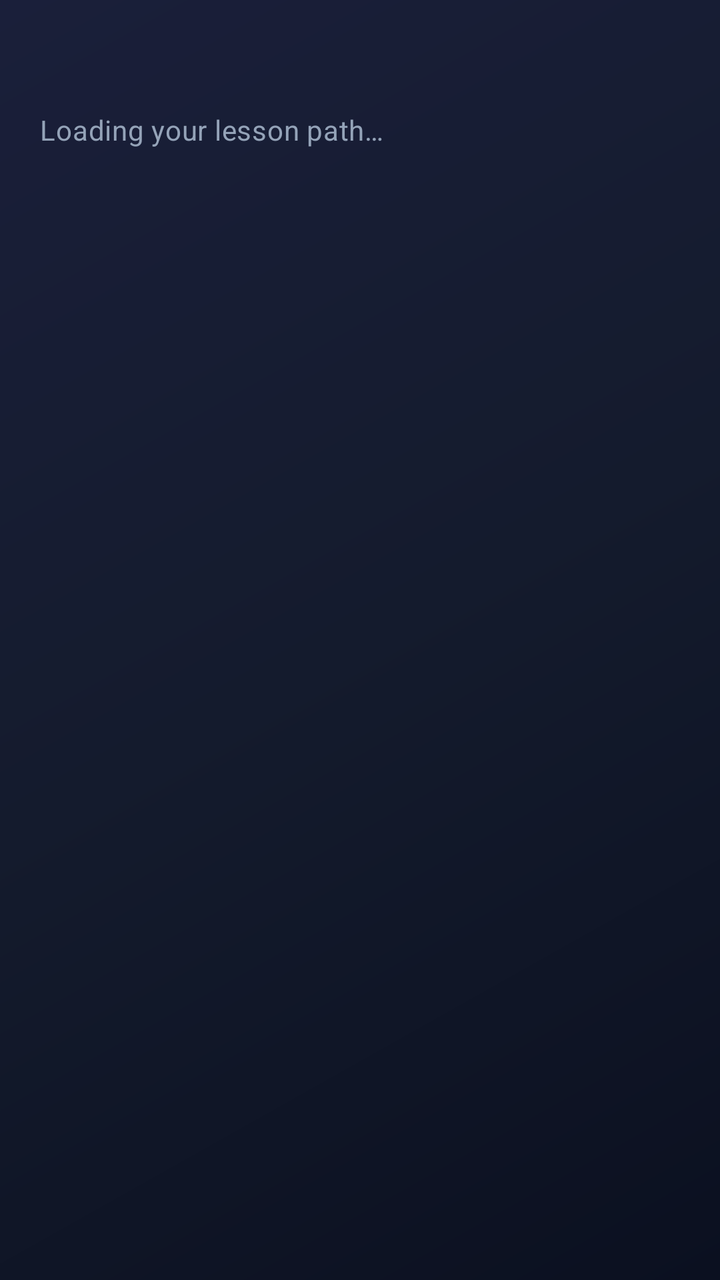
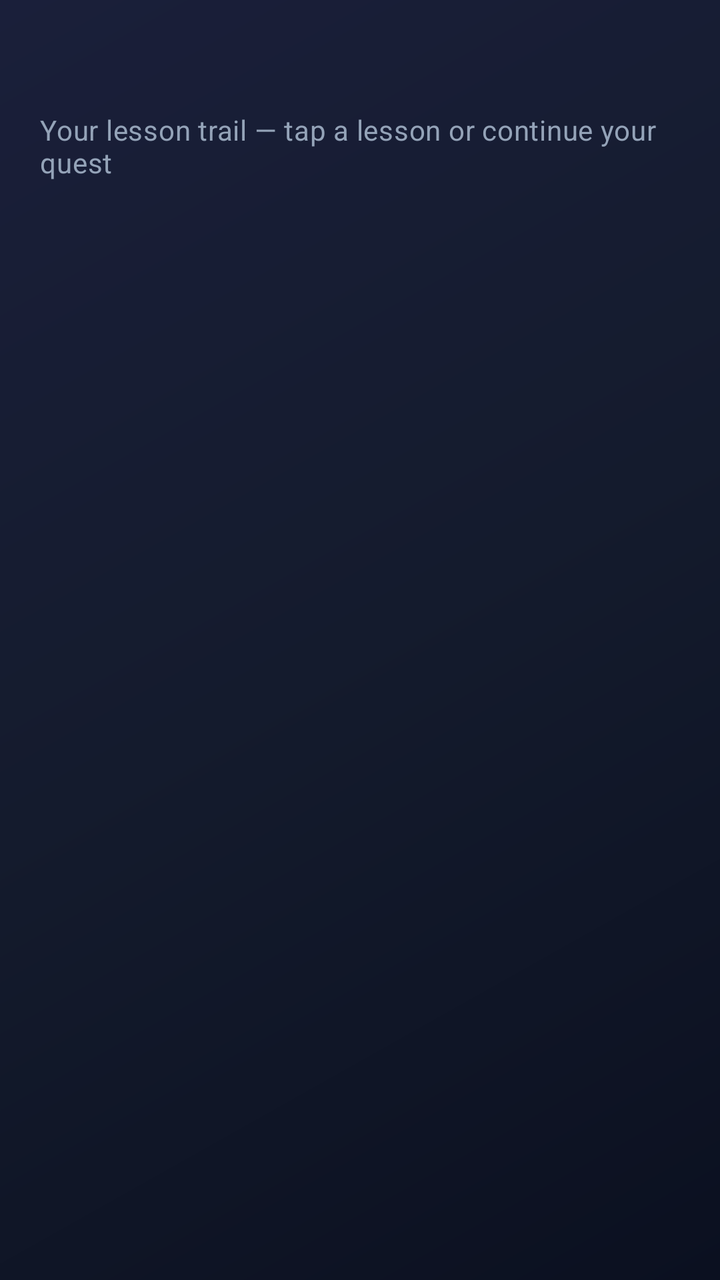

An Android layout rendered at two revisions. The XML below is the earlier revision; the diff shows what the commit changed to produce the second picture.
<!-- AndroidManifest.xml: application theme Theme.QuantumRealm -->
<!-- res/layout/activity_module.xml -->
<?xml version="1.0" encoding="utf-8"?>
<ScrollView xmlns:android="http://schemas.android.com/apk/res/android"
    android:layout_width="match_parent"
    android:layout_height="match_parent"
    android:background="@drawable/bg_game_screen"
    android:fillViewport="true">

    <LinearLayout
        android:layout_width="match_parent"
        android:layout_height="wrap_content"
        android:orientation="vertical"
        android:padding="@dimen/game_screen_padding">

        <TextView
            android:id="@+id/moduleTitleTextView"
            android:layout_width="match_parent"
            android:layout_height="wrap_content"
            android:textAppearance="@style/TextAppearance.QuantumRealm.Hero"
            android:textSize="22sp" />

        <TextView
            android:layout_width="match_parent"
            android:layout_height="wrap_content"
            android:layout_marginTop="6dp"
            android:layout_marginBottom="16dp"
            android:text="Loading your lesson path…"
            android:textAppearance="@style/TextAppearance.QuantumRealm.Subtitle" />

        <LinearLayout
            android:id="@+id/moduleContainer"
            android:layout_width="match_parent"
            android:layout_height="wrap_content"
            android:orientation="vertical" />
    </LinearLayout>
</ScrollView>
<!-- resources referenced by this layout -->
<resources>
  <dimen name="game_screen_padding">20dp</dimen>
  <!-- drawable bg_game_screen (drawable) -->
  <?xml version="1.0" encoding="utf-8"?>
  <layer-list xmlns:android="http://schemas.android.com/apk/res/android">
      <item>
          <shape android:shape="rectangle">
              <gradient
                  android:angle="135"
                  android:startColor="@color/game_bg_dark"
                  android:centerColor="@color/game_bg_mid"
                  android:endColor="#1A1F3A"
                  android:type="linear" />
          </shape>
      </item>
  </layer-list>
  <style name="TextAppearance.QuantumRealm.Hero" parent="TextAppearance.MaterialComponents.Headline4">
          <item name="android:textColor">@color/game_text_primary</item>
          <item name="android:textStyle">bold</item>
      </style>
  <style name="TextAppearance.QuantumRealm.Subtitle" parent="TextAppearance.MaterialComponents.Body2">
          <item name="android:textColor">@color/game_text_secondary</item>
      </style>
  <style name="Theme.QuantumRealm" parent="Theme.MaterialComponents.DayNight.DarkActionBar">
          <item name="colorPrimary">@color/game_primary</item>
          <item name="colorPrimaryVariant">@color/game_primary_dark</item>
          <item name="colorOnPrimary">@color/white</item>
          <item name="colorSecondary">@color/game_accent</item>
          <item name="colorSecondaryVariant">@color/teal_700</item>
          <item name="colorOnSecondary">@color/black</item>
          <item name="android:statusBarColor">@color/game_bg_dark</item>
          <item name="android:navigationBarColor">@color/game_bg_dark</item>
          <item name="android:windowBackground">@color/game_bg_dark</item>
          <item name="materialButtonStyle">@style/Widget.QuantumRealm.Button.Primary</item>
          <item name="actionBarTheme">@style/ThemeOverlay.QuantumRealm.ActionBar</item>
      </style>
  <color name="game_bg_dark">#0B1020</color>
  <color name="game_bg_mid">#141B2D</color>
  <color name="game_text_primary">#F8FAFC</color>
  <color name="game_text_secondary">#94A3B8</color>
  <color name="game_primary">#6366F1</color>
  <color name="game_primary_dark">#4F46E5</color>
  <color name="white">#FFFFFFFF</color>
  <color name="game_accent">#22D3EE</color>
  <color name="teal_700">#FF018786</color>
  <color name="black">#FF000000</color>
  <style name="Widget.QuantumRealm.Button.Primary" parent="Widget.MaterialComponents.Button">
          <item name="android:textColor">@color/white</item>
          <item name="android:textAllCaps">false</item>
          <item name="android:textStyle">bold</item>
          <item name="cornerRadius">@dimen/game_button_radius</item>
          <item name="backgroundTint">@color/game_primary</item>
          <item name="android:minHeight">52dp</item>
      </style>
  <style name="ThemeOverlay.QuantumRealm.ActionBar" parent="ThemeOverlay.MaterialComponents.Dark.ActionBar">
          <item name="android:textColorPrimary">@color/game_text_primary</item>
          <item name="colorControlNormal">@color/game_text_primary</item>
      </style>
  <dimen name="game_button_radius">14dp</dimen>
</resources>

<!-- the commit's change to res/layout/activity_module.xml (unified diff, before → after) -->
@@ -19,12 +19,22 @@
             android:textSize="22sp" />
 
         <TextView
+            android:id="@+id/modulePathSubtitle"
             android:layout_width="match_parent"
             android:layout_height="wrap_content"
             android:layout_marginTop="6dp"
+            android:layout_marginBottom="12dp"
+            android:text="@string/module_path_subtitle"
+            android:textAppearance="@style/TextAppearance.QuantumRealm.Subtitle" />
+
+        <com.google.android.material.button.MaterialButton
+            android:id="@+id/moduleContinueButton"
+            style="@style/Widget.QuantumRealm.Button.Success"
+            android:layout_width="match_parent"
+            android:layout_height="wrap_content"
             android:layout_marginBottom="16dp"
-            android:text="Loading your lesson path…"
-            android:textAppearance="@style/TextAppearance.QuantumRealm.Subtitle" />
+            android:text="@string/module_continue_quest"
+            android:visibility="gone" />
 
         <LinearLayout
             android:id="@+id/moduleContainer"
<!-- resource entries referenced after the edit -->
@@ -15,12 +15,22 @@
           </shape>
       </item>
   </layer-list>
+  <string name="module_continue_quest">Continue where I left off</string>
+  <string name="module_path_subtitle">Your lesson trail — tap a lesson or continue your quest</string>
   <style name="TextAppearance.QuantumRealm.Hero" parent="TextAppearance.MaterialComponents.Headline4">
           <item name="android:textColor">@color/game_text_primary</item>
           <item name="android:textStyle">bold</item>
       </style>
   <style name="TextAppearance.QuantumRealm.Subtitle" parent="TextAppearance.MaterialComponents.Body2">
           <item name="android:textColor">@color/game_text_secondary</item>
+      </style>
+  <style name="Widget.QuantumRealm.Button.Success" parent="Widget.MaterialComponents.Button">
+          <item name="android:textColor">@color/white</item>
+          <item name="android:textAllCaps">false</item>
+          <item name="android:textStyle">bold</item>
+          <item name="cornerRadius">@dimen/game_button_radius</item>
+          <item name="backgroundTint">@color/game_success</item>
+          <item name="android:minHeight">56dp</item>
       </style>
   <style name="Theme.QuantumRealm" parent="Theme.MaterialComponents.DayNight.DarkActionBar">
           <item name="colorPrimary">@color/game_primary</item>
@@ -58,5 +68,6 @@
           <item name="colorControlNormal">@color/game_text_primary</item>
       </style>
   <dimen name="game_button_radius">14dp</dimen>
+  <color name="game_success">#22C55E</color>
 </resources>
 
